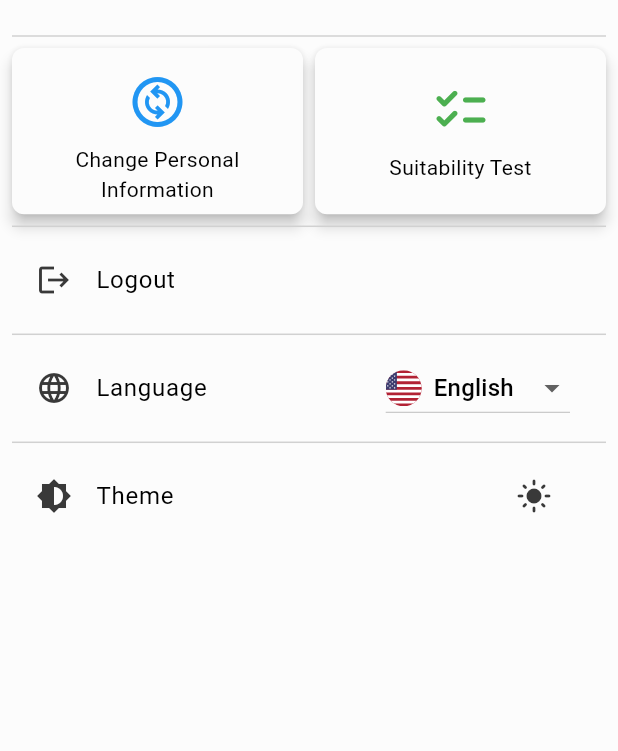
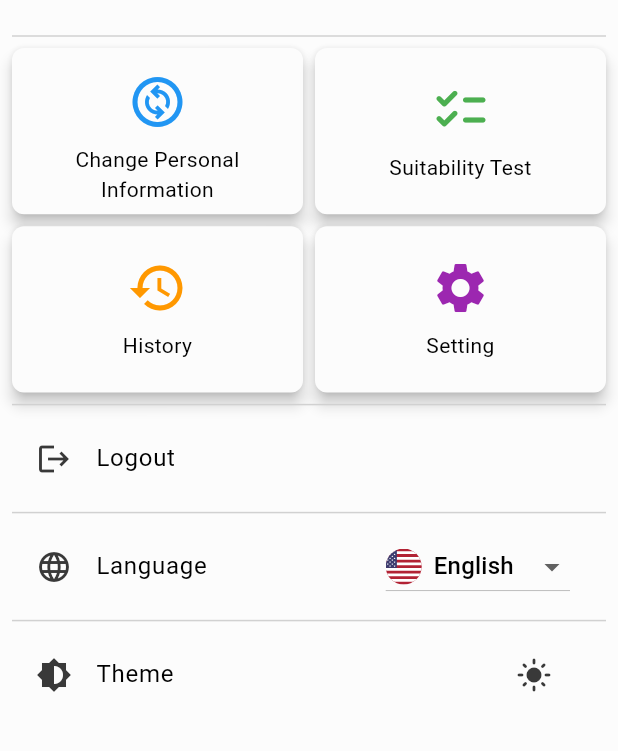
Before and after one commit to SmAaMyA/dart-flutter-template, a Flutter app: the MobileMorePage screen opened by its route, on a phone screen of 412 x 824 dp, the part 156-907 px from its top. Run offline on Flutter 3.47's test engine with Material 3 defaults, Android fonts, the phone set to English and light mode, and no system bars; our stand-ins replace flex_color_scheme, flutter_svg, get, shared_preferences; accounts and stored records are empty; generated files the repository leaves out were written again.

Commit message:
Add history and setting pages.

```diff
--- a/lib/src/localization/app_en.arb
+++ b/lib/src/localization/app_en.arb
@@ -76,6 +76,22 @@
   "@suitabilityTestContent": {
     "description": "Suitability test page content"
   },
+  "historyPageName": "History",
+  "@historyPageName": {
+    "description": "History page name"
+  },
+  "historyContent": "Here you can see your history.",
+  "@historyContent": {
+    "description": "History page content"
+  },
+  "settingPageName": "Setting",
+  "@settingPageName": {
+    "description": "Setting page name"
+  },
+  "settingContent": "Here you can change your settings.",
+  "@settingContent": {
+    "description": "Setting page content"
+  },
   "languageMenuName": "Language",
   "@languageMenuName": {
     "description": "Language menu tooltip"
--- a/lib/src/routes/app_routes.dart
+++ b/lib/src/routes/app_routes.dart
@@ -1,8 +1,10 @@
 import 'package:flutter_application_template/src/view/main_widget.dart';
 import 'package:flutter_application_template/src/view/pages/mobile/more_page.dart';
 import 'package:flutter_application_template/src/view/pages/shared/change_info_page.dart';
+import 'package:flutter_application_template/src/view/pages/shared/history_page.dart';
 import 'package:flutter_application_template/src/view/pages/shared/home_page.dart';
 import 'package:flutter_application_template/src/view/pages/shared/login_page.dart';
+import 'package:flutter_application_template/src/view/pages/shared/setting_page.dart';
 import 'package:flutter_application_template/src/view/pages/shared/suitability_test_page.dart';
 import 'package:flutter_application_template/src/view/pages/shared/trade_page.dart';
 import 'package:get/get.dart';
@@ -16,6 +18,8 @@ class AppRoutes {
   static const String mobileMore = '/mobile-more';
   static const String changeInformation = '/change-information';
   static const String suitabilityTest = '/suitability-test';
+  static const String history = '/history';
+  static const String setting = '/setting';
 
   static final routes = [
     GetPage(name: main, page: () => MainWidget()),
@@ -26,6 +30,8 @@ class AppRoutes {
     GetPage(name: mobileMore, page: () => MobileMorePage()),
     GetPage(name: changeInformation, page: () => ChangeInformationPage()),
     GetPage(name: suitabilityTest, page: () => SuitabilityTestPage()),
+    GetPage(name: history, page: () => HistoryPage()),
+    GetPage(name: setting, page: () => SettingPage()),
   ];
 
   static final mobileNavigationBarPages = [
--- a/lib/src/view/pages/mobile/more_page.dart
+++ b/lib/src/view/pages/mobile/more_page.dart
@@ -96,6 +96,76 @@ class MobileMorePage extends StatelessWidget {
               ),
             ],
           ),
+          SizedBox(height: 8),
+          Row(
+            children: [
+              Expanded(
+                child: AspectRatio(
+                  aspectRatio: 1.75,
+                  child: Material(
+                    elevation: 4.0,
+                    borderRadius: BorderRadius.circular(8.0),
+                    child: InkWell(
+                      onTap: () {
+                        Get.toNamed(AppRoutes.history);
+                      },
+                      child: Padding(
+                        padding: const EdgeInsets.all(16.0),
+                        child: Column(
+                          mainAxisAlignment: MainAxisAlignment.center,
+                          children: [
+                            Icon(
+                              Icons.history,
+                              size: 40,
+                              color: Colors.orange, // Set the color of the icon
+                            ),
+                            SizedBox(height: 8),
+                            Text(
+                              AppLocalizations.of(context)!.historyPageName,
+                              textAlign: TextAlign.center,
+                            ),
+                          ],
+                        ),
+                      ),
+                    ),
+                  ),
+                ),
+              ),
+              SizedBox(width: 8),
+              Expanded(
+                child: AspectRatio(
+                  aspectRatio: 1.75,
+                  child: Material(
+                    elevation: 4.0,
+                    borderRadius: BorderRadius.circular(8.0),
+                    child: InkWell(
+                      onTap: () {
+                        Get.toNamed(AppRoutes.setting);
+                      },
+                      child: Padding(
+                        padding: const EdgeInsets.all(16.0),
+                        child: Column(
+                          mainAxisAlignment: MainAxisAlignment.center,
+                          children: [
+                            Icon(
+                              Icons.settings,
+                              size: 40,
+                              color: Colors.purple,
+                            ),
+                            SizedBox(height: 8),
+                            Text(
+                              AppLocalizations.of(context)!.settingPageName,
+                              textAlign: TextAlign.center,
+                            ),
+                          ],
+                        ),
+                      ),
+                    ),
+                  ),
+                ),
+              ),
+            ],
+          ),
           const Divider(),
           ListTile(
             leading: Icon(Icons.logout),
```
Also changed, not shown: lib/src/localization/app_th.arb (+16 -0 lines), lib/src/localization/app_zh.arb (+16 -0 lines), lib/src/view/pages/shared/history_page.dart (added, +18 -0 lines), lib/src/view/pages/shared/setting_page.dart (added, +18 -0 lines).
